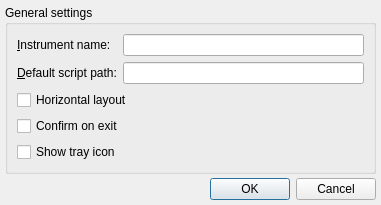
Old version of the form lib/nicos/gui/prefs.ui in the repository mlz-ictrl/nicos.
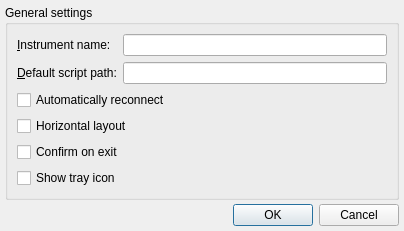
New version of the form.

Commit message: Implement automatic reconnection for the client.

```diff
--- a/lib/nicos/gui/prefs.ui
+++ b/lib/nicos/gui/prefs.ui
@@ -6,8 +6,8 @@
    <rect>
     <x>0</x>
     <y>0</y>
-    <width>381</width>
-    <height>205</height>
+    <width>404</width>
+    <height>231</height>
    </rect>
   </property>
   <property name="windowTitle">
@@ -72,27 +72,34 @@
       <item row="1" column="1">
        <widget class="QLineEdit" name="scriptpath"/>
       </item>
-      <item row="3" column="0" colspan="2">
+      <item row="4" column="0" colspan="2">
        <widget class="QCheckBox" name="horzLayout">
         <property name="text">
          <string>Horizontal layout</string>
         </property>
        </widget>
       </item>
-      <item row="4" column="0" colspan="2">
+      <item row="5" column="0" colspan="2">
        <widget class="QCheckBox" name="confirmExit">
         <property name="text">
          <string>Confirm on exit</string>
         </property>
        </widget>
       </item>
-      <item row="5" column="0" colspan="2">
+      <item row="6" column="0" colspan="2">
        <widget class="QCheckBox" name="showTrayIcon">
         <property name="text">
          <string>Show tray icon</string>
         </property>
        </widget>
       </item>
+      <item row="3" column="0" colspan="2">
+       <widget class="QCheckBox" name="autoReconnect">
+        <property name="text">
+         <string>Automatically reconnect</string>
+        </property>
+       </widget>
+      </item>
      </layout>
     </widget>
    </item>
```
The commit also changes 2 other files.
